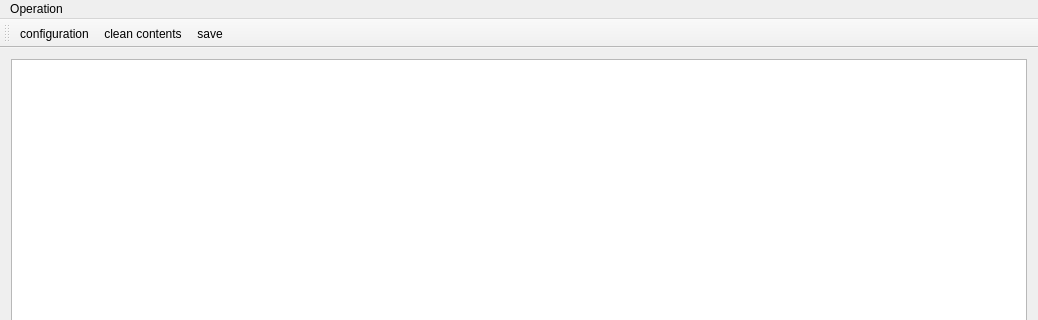
The window that Delivery Record/deliveryrecord.ui (pengjianaixue/Delivery-Record) describes before a commit, drawn with Qt 5; both pictures show x 0 to 1038 and y 0 to 320 of the 1038 by 811 pixel window.
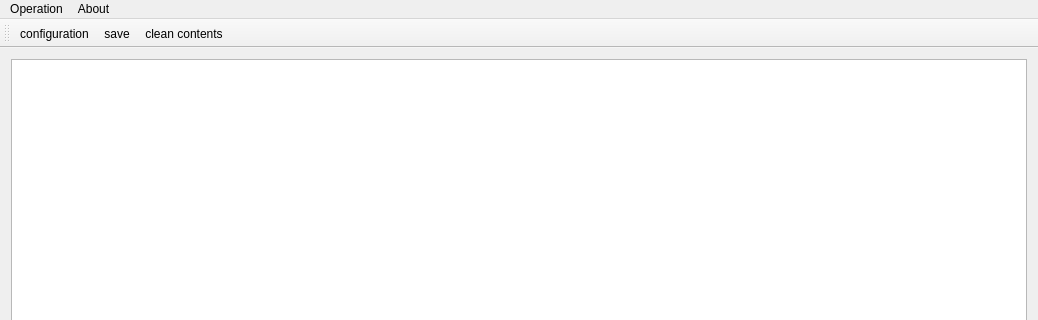
The same window after the commit. Icons and pictures are not drawn.

Patch:
```diff
--- a/Delivery Record/deliveryrecord.ui
+++ b/Delivery Record/deliveryrecord.ui
@@ -130,7 +130,7 @@
      <x>0</x>
      <y>0</y>
      <width>1038</width>
-     <height>21</height>
+     <height>31</height>
     </rect>
    </property>
    <widget class="QMenu" name="menuOperation">
@@ -141,7 +141,15 @@
     <addaction name="actionconfiguration"/>
     <addaction name="actionsave"/>
    </widget>
+   <widget class="QMenu" name="menuAoubt">
+    <property name="title">
+     <string>About</string>
+    </property>
+    <addaction name="actionHelp"/>
+    <addaction name="actionVersion"/>
+   </widget>
    <addaction name="menuOperation"/>
+   <addaction name="menuAoubt"/>
   </widget>
   <widget class="QToolBar" name="mainToolBar">
    <attribute name="toolBarArea">
@@ -151,8 +159,8 @@
     <bool>false</bool>
    </attribute>
    <addaction name="actionconfiguration"/>
-   <addaction name="actionclean_contents"/>
    <addaction name="actionsave"/>
+   <addaction name="actionclean_contents"/>
   </widget>
   <widget class="QStatusBar" name="statusBar"/>
   <action name="actionclean_contents">
```
Left out of the diff: 10 changed lines with no effect on the pictures.
